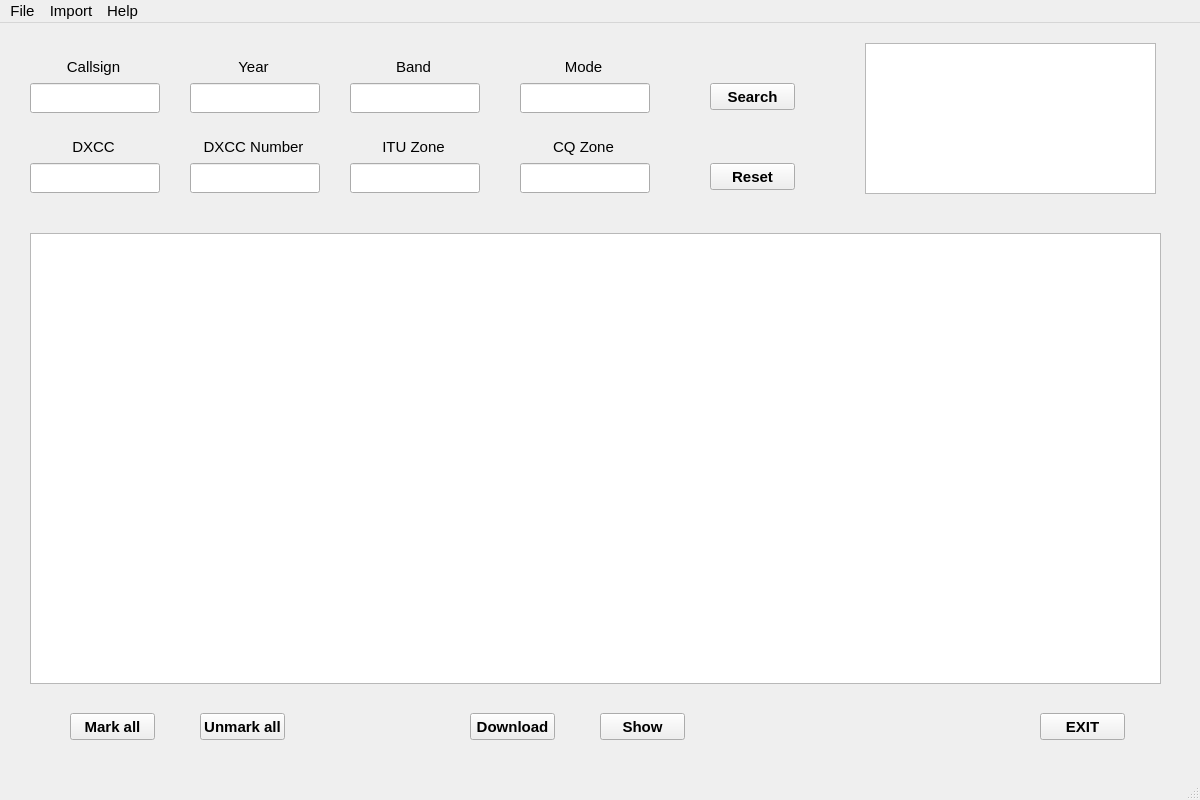
Before: the Qt Designer form gui_data/frm_main_window.ui in kowmang/Eqsl_Program, drawn with Qt 5.
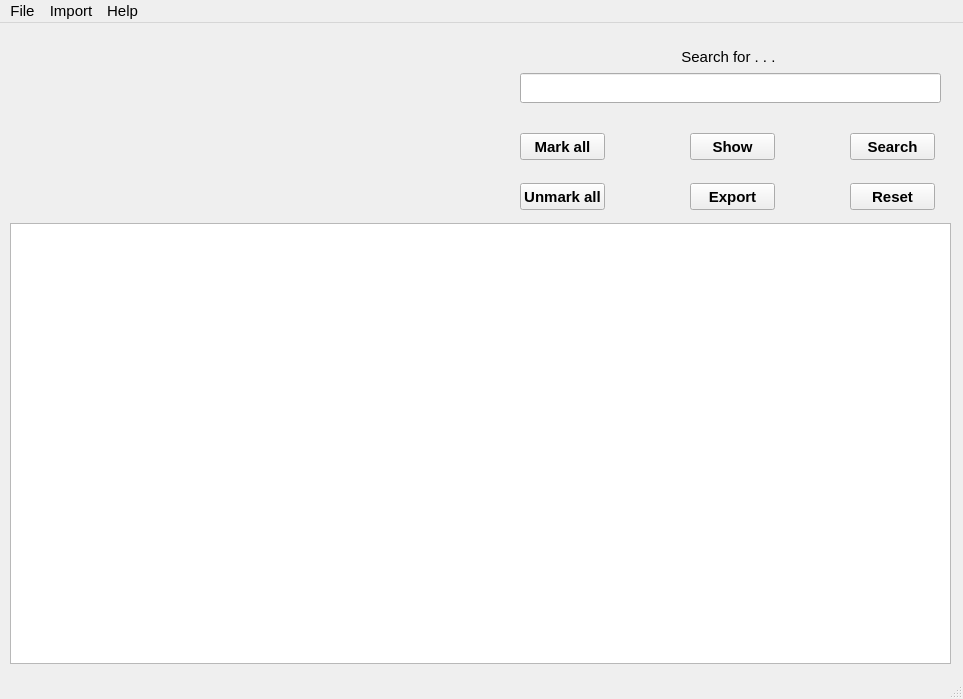
After: the same form once the commit is applied.

Commit message: UI design main window changed

The edit to the form file:
```diff
--- a/gui_data/frm_main_window.ui
+++ b/gui_data/frm_main_window.ui
@@ -6,8 +6,8 @@
    <rect>
     <x>0</x>
     <y>0</y>
-    <width>1200</width>
-    <height>800</height>
+    <width>963</width>
+    <height>699</height>
    </rect>
   </property>
   <property name="sizePolicy">
@@ -28,89 +28,19 @@
    <widget class="QLineEdit" name="le_callsign">
     <property name="geometry">
      <rect>
-      <x>30</x>
-      <y>60</y>
-      <width>130</width>
-      <height>30</height>
-     </rect>
-    </property>
-   </widget>
-   <widget class="QLineEdit" name="le_itu_zone">
-    <property name="geometry">
-     <rect>
-      <x>350</x>
-      <y>140</y>
-      <width>130</width>
-      <height>30</height>
-     </rect>
-    </property>
-   </widget>
-   <widget class="QLineEdit" name="le_cq_zone">
-    <property name="geometry">
-     <rect>
       <x>520</x>
-      <y>140</y>
-      <width>130</width>
+      <y>50</y>
+      <width>421</width>
       <height>30</height>
      </rect>
     </property>
    </widget>
-   <widget class="QLineEdit" name="le_dxcc_number">
+   <widget class="QLabel" name="lb_searchfield_main">
     <property name="geometry">
      <rect>
-      <x>190</x>
-      <y>140</y>
-      <width>130</width>
-      <height>30</height>
-     </rect>
-    </property>
-   </widget>
-   <widget class="QLineEdit" name="le_dxcc">
-    <property name="geometry">
-     <rect>
-      <x>30</x>
-      <y>140</y>
-      <width>130</width>
-      <height>30</height>
-     </rect>
-    </property>
-   </widget>
-   <widget class="QLineEdit" name="le_mode">
-    <property name="geometry">
-     <rect>
       <x>520</x>
-      <y>60</y>
-      <width>130</width>
-      <height>30</height>
-     </rect>
-    </property>
-   </widget>
-   <widget class="QLineEdit" name="le_band">
-    <property name="geometry">
-     <rect>
-      <x>350</x>
-      <y>60</y>
-      <width>130</width>
-      <height>30</height>
-     </rect>
-    </property>
-   </widget>
-   <widget class="QLineEdit" name="le_year">
-    <property name="geometry">
-     <rect>
-      <x>190</x>
-      <y>60</y>
-      <width>130</width>
-      <height>30</height>
-     </rect>
-    </property>
-   </widget>
-   <widget class="QLabel" name="lb_callsign">
-    <property name="geometry">
-     <rect>
-      <x>30</x>
-      <y>30</y>
-      <width>127</width>
+      <y>20</y>
+      <width>421</width>
       <height>27</height>
      </rect>
     </property>
@@ -120,164 +50,17 @@
      </font>
     </property>
     <property name="text">
-     <string>Callsign</string>
+     <string>Search for . . . </string>
     </property>
     <property name="alignment">
      <set>Qt::AlignmentFlag::AlignCenter</set>
     </property>
    </widget>
-   <widget class="QLabel" name="lb_band">
+   <widget class="QPushButton" name="btn_search_main">
     <property name="geometry">
      <rect>
-      <x>350</x>
-      <y>30</y>
-      <width>127</width>
-      <height>27</height>
-     </rect>
-    </property>
-    <property name="font">
-     <font>
-      <pointsize>11</pointsize>
-     </font>
-    </property>
-    <property name="text">
-     <string>Band</string>
-    </property>
-    <property name="alignment">
-     <set>Qt::AlignmentFlag::AlignCenter</set>
-    </property>
-   </widget>
-   <widget class="QLabel" name="lb_year">
-    <property name="geometry">
-     <rect>
-      <x>190</x>
-      <y>30</y>
-      <width>127</width>
-      <height>27</height>
-     </rect>
-    </property>
-    <property name="font">
-     <font>
-      <pointsize>11</pointsize>
-     </font>
-    </property>
-    <property name="text">
-     <string>Year</string>
-    </property>
-    <property name="alignment">
-     <set>Qt::AlignmentFlag::AlignCenter</set>
-    </property>
-   </widget>
-   <widget class="QLabel" name="lb_dxcc">
-    <property name="geometry">
-     <rect>
-      <x>30</x>
+      <x>850</x>
       <y>110</y>
-      <width>127</width>
-      <height>27</height>
-     </rect>
-    </property>
-    <property name="font">
-     <font>
-      <pointsize>11</pointsize>
-     </font>
-    </property>
-    <property name="text">
-     <string>DXCC</string>
-    </property>
-    <property name="alignment">
-     <set>Qt::AlignmentFlag::AlignCenter</set>
-    </property>
-   </widget>
-   <widget class="QLabel" name="lb_mode">
-    <property name="geometry">
-     <rect>
-      <x>520</x>
-      <y>30</y>
-      <width>127</width>
-      <height>27</height>
-     </rect>
-    </property>
-    <property name="font">
-     <font>
-      <pointsize>11</pointsize>
-     </font>
-    </property>
-    <property name="text">
-     <string>Mode</string>
-    </property>
-    <property name="alignment">
-     <set>Qt::AlignmentFlag::AlignCenter</set>
-    </property>
-   </widget>
-   <widget class="QLabel" name="lb_itu_zone">
-    <property name="geometry">
-     <rect>
-      <x>350</x>
-      <y>110</y>
-      <width>127</width>
-      <height>27</height>
-     </rect>
-    </property>
-    <property name="font">
-     <font>
-      <pointsize>11</pointsize>
-     </font>
-    </property>
-    <property name="text">
-     <string>ITU Zone</string>
-    </property>
-    <property name="alignment">
-     <set>Qt::AlignmentFlag::AlignCenter</set>
-    </property>
-   </widget>
-   <widget class="QLabel" name="lb_dxcc_number">
-    <property name="geometry">
-     <rect>
-      <x>190</x>
-      <y>110</y>
-      <width>127</width>
-      <height>27</height>
-     </rect>
-    </property>
-    <property name="font">
-     <font>
-      <pointsize>11</pointsize>
-     </font>
-    </property>
-    <property name="text">
-     <string>DXCC Number</string>
-    </property>
-    <property name="alignment">
-     <set>Qt::AlignmentFlag::AlignCenter</set>
-    </property>
-   </widget>
-   <widget class="QLabel" name="lb_cq_zone">
-    <property name="geometry">
-     <rect>
-      <x>520</x>
-      <y>110</y>
-      <width>127</width>
-      <height>27</height>
-     </rect>
-    </property>
-    <property name="font">
-     <font>
-      <pointsize>11</pointsize>
-     </font>
-    </property>
-    <property name="text">
-     <string>CQ Zone</string>
-    </property>
-    <property name="alignment">
-     <set>Qt::AlignmentFlag::AlignCenter</set>
-    </property>
-   </widget>
-   <widget class="QPushButton" name="btn_search_qsl">
-    <property name="geometry">
-     <rect>
-      <x>710</x>
-      <y>60</y>
       <width>85</width>
       <height>27</height>
      </rect>
@@ -295,8 +78,8 @@
    <widget class="QPushButton" name="btn_reset">
     <property name="geometry">
      <rect>
-      <x>710</x>
-      <y>140</y>
+      <x>850</x>
+      <y>160</y>
       <width>85</width>
       <height>27</height>
      </rect>
@@ -311,23 +94,13 @@
      <string>Reset</string>
     </property>
    </widget>
-   <widget class="QGraphicsView" name="grv_logo">
+   <widget class="QTableView" name="tbl_data_view_main">
     <property name="geometry">
      <rect>
-      <x>865</x>
-      <y>20</y>
-      <width>291</width>
-      <height>151</height>
-     </rect>
-    </property>
-   </widget>
-   <widget class="QTableView" name="tbl_search_view">
-    <property name="geometry">
-     <rect>
-      <x>30</x>
-      <y>210</y>
-      <width>1131</width>
-      <height>451</height>
+      <x>10</x>
+      <y>200</y>
+      <width>941</width>
+      <height>441</height>
      </rect>
     </property>
    </widget>
@@ -426,13 +199,102 @@
      <string>EXIT</string>
     </property>
    </widget>
+   <widget class="QPushButton" name="btn_markall_main">
+    <property name="geometry">
+     <rect>
+      <x>520</x>
+      <y>110</y>
+      <width>85</width>
+      <height>27</height>
+     </rect>
+    </property>
+    <property name="font">
+     <font>
+      <pointsize>11</pointsize>
+      <bold>true</bold>
+     </font>
+    </property>
+    <property name="text">
+     <string>Mark all</string>
+    </property>
+   </widget>
+   <widget class="QPushButton" name="btn_unmarkall_main">
+    <property name="geometry">
+     <rect>
+      <x>520</x>
+      <y>160</y>
+      <width>85</width>
+      <height>27</height>
+     </rect>
+    </property>
+    <property name="font">
+     <font>
+      <pointsize>11</pointsize>
+      <bold>true</bold>
+     </font>
+    </property>
+    <property name="text">
+     <string>Unmark all</string>
+    </property>
+   </widget>
+   <widget class="QPushButton" name="btn_export_image">
+    <property name="geometry">
+     <rect>
+      <x>690</x>
+      <y>160</y>
+      <width>85</width>
+      <height>27</height>
+     </rect>
+    </property>
+    <property name="font">
+     <font>
+      <pointsize>11</pointsize>
+      <bold>true</bold>
+     </font>
+    </property>
+    <property name="text">
+     <string>Export</string>
+    </property>
+   </widget>
+   <widget class="QPushButton" name="btn_show_image">
+    <property name="geometry">
+     <rect>
+      <x>690</x>
+      <y>110</y>
+      <width>85</width>
+      <height>27</height>
+     </rect>
+    </property>
+    <property name="font">
+     <font>
+      <pointsize>11</pointsize>
+      <bold>true</bold>
+     </font>
+    </property>
+    <property name="text">
+     <string>Show</string>
+    </property>
+   </widget>
+   <widget class="QLabel" name="lb_preview_image_main">
+    <property name="geometry">
+     <rect>
+      <x>80</x>
+      <y>10</y>
+      <width>361</width>
+      <height>171</height>
+     </rect>
+    </property>
+    <property name="text">
+     <string/>
+    </property>
+   </widget>
   </widget>
   <widget class="QMenuBar" name="menubar">
    <property name="geometry">
     <rect>
      <x>0</x>
      <y>0</y>
-     <width>1200</width>
+     <width>963</width>
      <height>33</height>
     </rect>
    </property>
```
Left out of the diff: 4 changed lines with no effect on the pictures. The commit also changes 1 other file.
